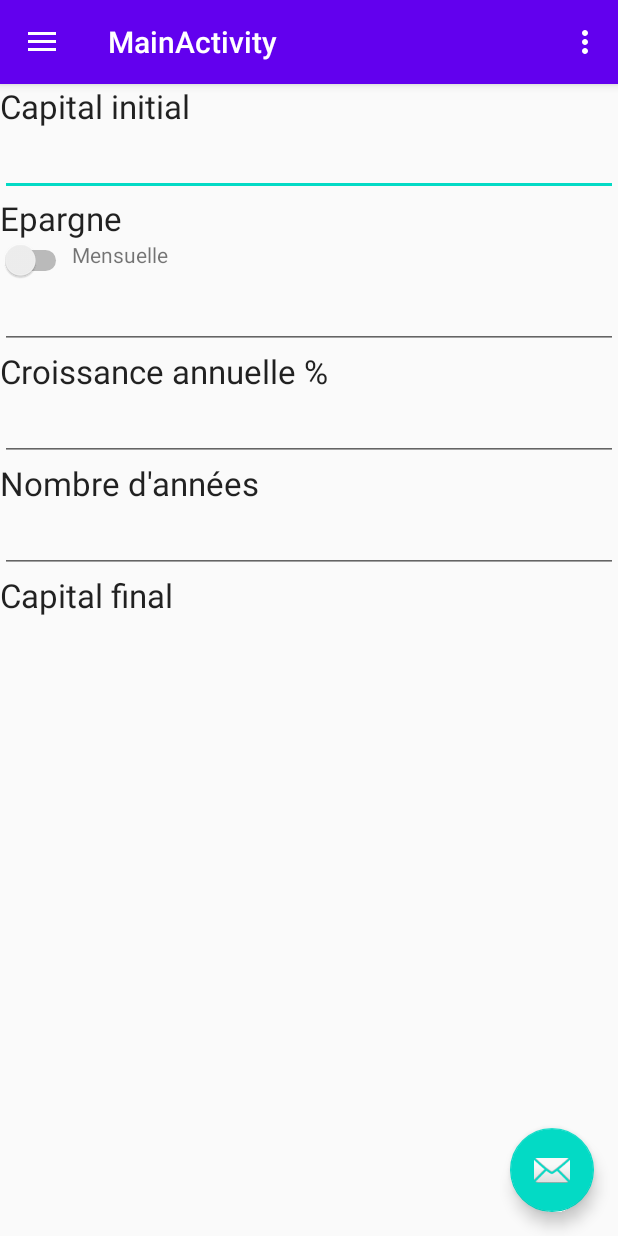
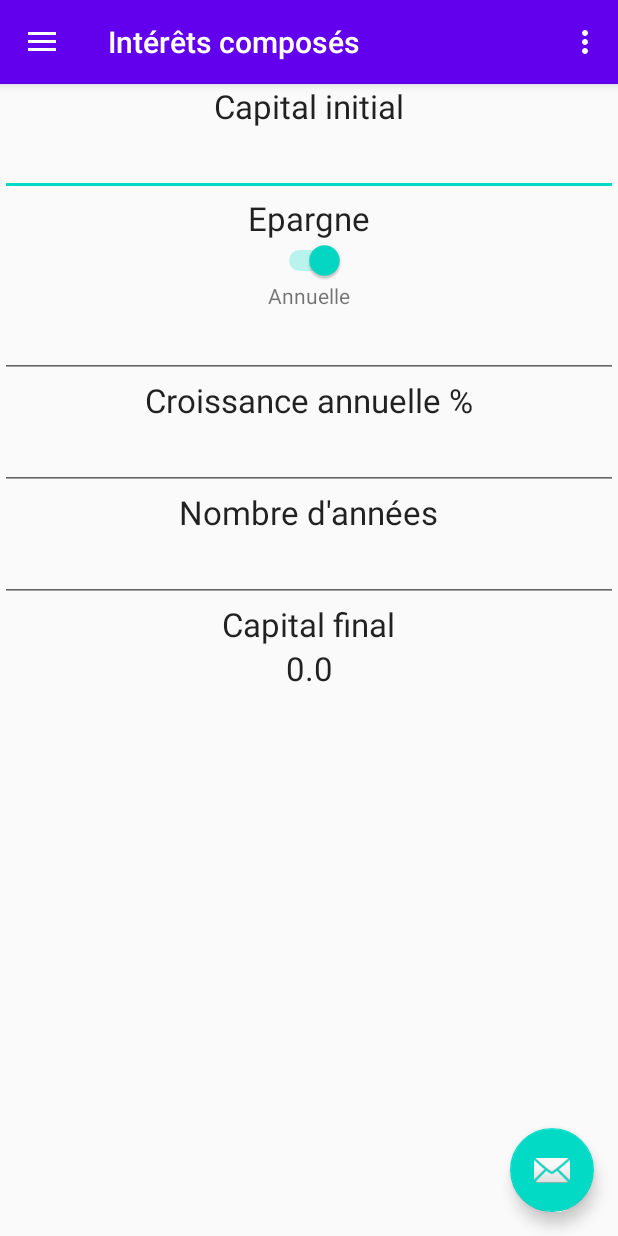
Before and after one commit to cromod/EasyInterest, an Android app: the screen it shows after launch (MainActivity), after a tap on "Intérêts composés", on a phone screen of 412 x 824 dp. Run offline under Robolectric (Android 15) with nearby library versions, the light colour scheme and no system bars; 2 other taps on this screen came first.

Commit message:
Few display improvements

```diff
--- a/app/src/main/AndroidManifest.xml
+++ b/app/src/main/AndroidManifest.xml
@@ -11,7 +11,6 @@
         android:theme="@style/AppTheme">
         <activity
             android:name=".MainActivity"
-            android:label="@string/title_activity_main"
             android:theme="@style/AppTheme.NoActionBar">
             <intent-filter>
                 <action android:name="android.intent.action.MAIN" />
--- a/app/src/main/java/fr/cromod/easyinterest/CompoundInterestFragment.kt
+++ b/app/src/main/java/fr/cromod/easyinterest/CompoundInterestFragment.kt
@@ -11,7 +11,7 @@ import android.view.ViewGroup
 import android.widget.EditText
 import androidx.fragment.app.Fragment
 import kotlinx.android.synthetic.main.compound_interest.*
-import kotlin.math.pow
+import kotlin.math.*
 
 class CompoundInterestFragment() : Fragment() {
 
@@ -19,7 +19,30 @@ class CompoundInterestFragment() : Fragment() {
 
     companion object
     {
-        fun newInstance(): CompoundInterestFragment = CompoundInterestFragment()
+        private var instance: CompoundInterestFragment? = null
+
+        fun newInstance(): CompoundInterestFragment?
+        {
+            if (instance == null) instance = CompoundInterestFragment()
+            return instance
+        }
+
+        fun calculateFinalCapital( startCapital: Float, growth: Float, nbOfYears: Int,
+                                   savings: Float, monthly: Boolean): Float
+        {
+            // some constants to initialize
+            val factor: Float = 1 + growth / 100
+            val period: Float = if(monthly) 12F else 1F
+            // compound interests on start capital
+            var result: Float = startCapital*(factor.pow(nbOfYears))
+            // compound interests on savings
+            for (i in 1..nbOfYears) {
+                result += period*savings*factor.pow(i-1)
+            }
+            // round the result to 2 decimal places
+            result = round(result*100)/100
+            return result
+        }
     }
 
     override fun onAttach(context: Context)
@@ -41,10 +64,10 @@ class CompoundInterestFragment() : Fragment() {
     {
         super.onActivityCreated(savedInstanceState)
 
-        listenTextChanged(editStartCapital)
-        listenTextChanged(editAnnualGrowth)
-        listenTextChanged(editNbOfYears)
-        listenTextChanged(editSavings)
+        listenTextChanged(edit_start_capital)
+        listenTextChanged(edit_annual_growth)
+        listenTextChanged(edit_nb_of_years)
+        listenTextChanged(edit_savings)
 
         listenFrequencyChanged()
     }
@@ -55,14 +78,7 @@ class CompoundInterestFragment() : Fragment() {
         {
             override fun onTextChanged(s: CharSequence, start: Int, before: Int, count: Int)
             {
-                val result = calculateFinalCapital(
-                    startCapital = if(editStartCapital.text.isEmpty()) 0F else editStartCapital.text.toString().toFloat(),
-                    growth = if(editAnnualGrowth.text.isEmpty()) 0F else editAnnualGrowth.text.toString().toFloat(),
-                    nbOfYears = if(editNbOfYears.text.isEmpty()) 0 else editNbOfYears.text.toString().toInt(),
-                    savings = if(editSavings.text.isEmpty()) 0F else editSavings.text.toString().toFloat(),
-                    monthly = !switchFrequency.isChecked
-                )
-                resultfinalCapital.setText(result.toString())
+                updateResult()
             }
             override fun afterTextChanged(arg0: Editable) {}
             override fun beforeTextChanged(s: CharSequence, start: Int, count: Int, after: Int) {}
@@ -71,32 +87,30 @@ class CompoundInterestFragment() : Fragment() {
 
     private fun listenFrequencyChanged()
     {
-        switchFrequency.setOnClickListener {
-            // Update result
-            val result = calculateFinalCapital(
-                startCapital = if(editStartCapital.text.isEmpty()) 0F else editStartCapital.text.toString().toFloat(),
-                growth = if(editAnnualGrowth.text.isEmpty()) 0F else editAnnualGrowth.text.toString().toFloat(),
-                nbOfYears = if(editNbOfYears.text.isEmpty()) 0 else editNbOfYears.text.toString().toInt(),
-                savings = if(editSavings.text.isEmpty()) 0F else editSavings.text.toString().toFloat(),
-                monthly = !switchFrequency.isChecked
-            )
-            resultfinalCapital.setText(result.toString())
-
-            // Update label
-            labelFrequency.setText(if(switchFrequency.isChecked) R.string.yearly else R.string.monthly)
+        switch_frequency.setOnClickListener {
+            updateResult()
+            label_frequency.setText(if(switch_frequency.isChecked) R.string.yearly else R.string.monthly)
         }
     }
 
-    fun calculateFinalCapital( startCapital: Float, growth: Float, nbOfYears: Int,
-                               savings: Float, monthly: Boolean): Float
+    private fun updateResult()
     {
-        val factor: Float = 1 + growth / 100
-        val period: Float = if(monthly) 12F else 1F
-        var result: Float = startCapital*(factor.pow(nbOfYears))
-        for (i in 1..nbOfYears) {
-            result += period*savings*factor.pow(i-1)
+        val result = calculateFinalCapital(
+            startCapital = if(edit_start_capital.text.isEmpty()) 0F else edit_start_capital.text.toString().toFloat(),
+            growth = if(edit_annual_growth.text.isEmpty()) 0F else edit_annual_growth.text.toString().toFloat(),
+            nbOfYears = if(edit_nb_of_years.text.isEmpty()) 0 else edit_nb_of_years.text.toString().toInt(),
+            savings = if(edit_savings.text.isEmpty()) 0F else edit_savings.text.toString().toFloat(),
+            monthly = !switch_frequency.isChecked
+        )
+
+        if (result.isFinite())
+        {
+            result_final_capital.setText(result.toBigDecimal().toPlainString())
         }
-        return result
+        else
+        {
+            result_final_capital.setText("")
+        }
     }
 
 }
--- a/app/src/main/java/fr/cromod/easyinterest/MainActivity.kt
+++ b/app/src/main/java/fr/cromod/easyinterest/MainActivity.kt
@@ -16,12 +16,13 @@ import kotlinx.android.synthetic.main.content_main.*
 
 class MainActivity : AppCompatActivity(), NavigationView.OnNavigationItemSelectedListener {
 
-    private fun loadFragment(fragment: Fragment?)
+    private fun loadFragment(fragment: Fragment?, title: String)
     {
         if (fragment == null) return
 
         if (!fragment.isVisible)
         {
+            setTitle(title)
             supportFragmentManager.beginTransaction().replace(fragment_to_display.id, fragment).commit()
         }
     }
@@ -29,7 +30,10 @@ class MainActivity : AppCompatActivity(), NavigationView.OnNavigationItemSelecte
     override fun onCreate(savedInstanceState: Bundle?)
     {
         super.onCreate(savedInstanceState)
+
         setContentView(R.layout.activity_main)
+        loadFragment(CompoundInterestFragment.newInstance(), getString(R.string.compound_interest))
+
         setSupportActionBar(toolbar)
 
         val fab: FloatingActionButton = findViewById(R.id.fab)
@@ -72,7 +76,7 @@ class MainActivity : AppCompatActivity(), NavigationView.OnNavigationItemSelecte
 
     override fun onNavigationItemSelected(item: MenuItem): Boolean {
         when(item.itemId){
-            R.id.compound_interest -> loadFragment(CompoundInterestFragment.newInstance())
+            R.id.compound_interest -> loadFragment(CompoundInterestFragment.newInstance(), getString(R.string.compound_interest))
         }
         drawer_layout.closeDrawer(GravityCompat.START)
         return true
--- /dev/null
+++ b/app/src/main/res/drawable/ic_attach_money_black_24dp.xml
@@ -0,0 +1,9 @@
+<vector xmlns:android="http://schemas.android.com/apk/res/android"
+    android:width="24dp"
+    android:height="24dp"
+    android:viewportWidth="24.0"
+    android:viewportHeight="24.0">
+    <path
+        android:fillColor="#FF000000"
+        android:pathData="M11.8,10.9c-2.27,-0.59 -3,-1.2 -3,-2.15 0,-1.09 1.01,-1.85 2.7,-1.85 1.78,0 2.44,0.85 2.5,2.1h2.21c-0.07,-1.72 -1.12,-3.3 -3.21,-3.81V3h-3v2.16c-1.94,0.42 -3.5,1.68 -3.5,3.61 0,2.31 1.91,3.46 4.7,4.13 2.5,0.6 3,1.48 3,2.41 0,0.69 -0.49,1.79 -2.7,1.79 -2.06,0 -2.87,-0.92 -2.98,-2.1h-2.2c0.12,2.19 1.76,3.42 3.68,3.83V21h3v-2.15c1.95,-0.37 3.5,-1.5 3.5,-3.55 0,-2.84 -2.43,-3.81 -4.7,-4.4z"/>
+</vector>
--- a/app/src/main/res/drawable/ic_menu_camera.xml
+++ /dev/null
@@ -1,12 +0,0 @@
-<vector xmlns:android="http://schemas.android.com/apk/res/android"
-    android:width="24dp"
-    android:height="24dp"
-    android:viewportWidth="24.0"
-    android:viewportHeight="24.0">
-    <path
-        android:fillColor="#FF000000"
-        android:pathData="M12,12m-3.2,0a3.2,3.2 0,1 1,6.4 0a3.2,3.2 0,1 1,-6.4 0" />
-    <path
-        android:fillColor="#FF000000"
-        android:pathData="M9,2L7.17,4H4c-1.1,0 -2,0.9 -2,2v12c0,1.1 0.9,2 2,2h16c1.1,0 2,-0.9 2,-2V6c0,-1.1 -0.9,-2 -2,-2h-3.17L15,2H9zm3,15c-2.76,0 -5,-2.24 -5,-5s2.24,-5 5,-5 5,2.24 5,5 -2.24,5 -5,5z" />
-</vector>
--- a/app/src/main/res/layout/compound_interest.xml
+++ b/app/src/main/res/layout/compound_interest.xml
@@ -8,105 +8,117 @@
     tools:context=".MainActivity">
 
     <TextView
-        android:id="@+id/labelStartCapital"
+        android:id="@+id/label_start_capital"
         android:layout_width="wrap_content"
         android:layout_height="wrap_content"
+        android:layout_centerHorizontal="true"
         android:text="@string/start_capital"
         android:textAppearance="?android:textAppearanceLarge"
         />
 
     <EditText
-        android:id="@+id/editStartCapital"
+        android:id="@+id/edit_start_capital"
         android:layout_width="match_parent"
         android:layout_height="wrap_content"
-        android:layout_below="@id/labelStartCapital"
+        android:gravity="center"
+        android:layout_below="@id/label_start_capital"
         android:text=""
         android:inputType="numberDecimal"
         />
 
     <TextView
-        android:id="@+id/labelSavings"
+        android:id="@+id/label_savings"
         android:layout_width="wrap_content"
         android:layout_height="wrap_content"
-        android:layout_below="@id/editStartCapital"
+        android:layout_centerHorizontal="true"
+        android:layout_below="@id/edit_start_capital"
         android:text="@string/savings"
         android:textAppearance="?android:textAppearanceLarge"
         />
 
     <Switch
-        android:id="@+id/switchFrequency"
+        android:id="@+id/switch_frequency"
         android:layout_width="wrap_content"
         android:layout_height="wrap_content"
-        android:layout_below="@id/labelSavings"/>
+        android:layout_centerHorizontal="true"
+        android:layout_below="@id/label_savings"/>
 
     <TextView
-        android:id="@+id/labelFrequency"
+        android:id="@+id/label_frequency"
         android:layout_width="wrap_content"
         android:layout_height="wrap_content"
-        android:layout_below="@id/labelSavings"
-        android:layout_toRightOf="@id/switchFrequency"
+        android:layout_centerHorizontal="true"
+        android:layout_below="@id/switch_frequency"
         android:text="@string/monthly"
         />
 
     <EditText
-        android:id="@+id/editSavings"
+        android:id="@+id/edit_savings"
         android:layout_width="match_parent"
         android:layout_height="wrap_content"
-        android:layout_below="@id/switchFrequency"
+        android:gravity="center"
+        android:layout_below="@id/label_frequency"
         android:text=""
         android:inputType="numberDecimal"
         />
 
     <TextView
-        android:id="@+id/labelAnnualGrowth"
+        android:id="@+id/label_annual_growth"
         android:layout_width="wrap_content"
         android:layout_height="wrap_content"
-        android:layout_below="@id/editSavings"
+        android:layout_centerHorizontal="true"
+        android:layout_below="@id/edit_savings"
         android:text="@string/annual_growth"
         android:textAppearance="?android:textAppearanceLarge"
         />
 
     <EditText
-        android:id="@+id/editAnnualGrowth"
+        android:id="@+id/edit_annual_growth"
         android:layout_width="match_parent"
         android:layout_height="wrap_content"
-        android:layout_below="@id/labelAnnualGrowth"
+        android:gravity="center"
+        android:layout_below="@id/label_annual_growth"
         android:text=""
         android:inputType="numberDecimal"
         />
 
     <TextView
-        android:id="@+id/labelNbOfYears"
+        android:id="@+id/label_nb_of_years"
         android:layout_width="wrap_content"
         android:layout_height="wrap_content"
-        android:layout_below="@id/editAnnualGrowth"
+        android:layout_centerHorizontal="true"
+        android:layout_below="@id/edit_annual_growth"
         android:text="@string/nb_of_years"
         android:textAppearance="?android:textAppearanceLarge"
         />
 
     <EditText
-        android:id="@+id/editNbOfYears"
+        android:id="@+id/edit_nb_of_years"
         android:layout_width="match_parent"
         android:layout_height="wrap_content"
-        android:layout_below="@id/labelNbOfYears"
+        android:gravity="center"
+        android:layout_below="@id/label_nb_of_years"
         android:text=""
         android:inputType="number"
         />
 
     <TextView
-        android:id="@+id/labelfinalCapital"
+        android:id="@+id/label_final_capital"
         android:layout_width="wrap_content"
         android:layout_height="wrap_content"
-        android:layout_below="@id/editNbOfYears"
+        android:layout_centerHorizontal="true"
+        android:layout_below="@id/edit_nb_of_years"
         android:text="@string/final_capital"
         android:textAppearance="?android:textAppearanceLarge"
         />
 
     <TextView
-        android:id="@+id/resultfinalCapital"
+        android:id="@+id/result_final_capital"
         android:layout_width="match_parent"
         android:layout_height="wrap_content"
-        android:layout_below="@id/labelfinalCapital"
+        android:layout_centerHorizontal="true"
+        android:gravity="center"
+        android:layout_below="@id/label_final_capital"
         android:textAppearance="?android:textAppearanceLarge"
         />
 </RelativeLayout>
--- a/app/src/main/res/menu/activity_main_drawer.xml
+++ b/app/src/main/res/menu/activity_main_drawer.xml
@@ -6,7 +6,7 @@
     <group android:checkableBehavior="single">
         <item
             android:id="@+id/compound_interest"
-            android:icon="@drawable/ic_menu_camera"
+            android:icon="@drawable/ic_attach_money_black_24dp"
             android:title="@string/compound_interest" />
     </group>
 </menu>
--- a/app/src/main/res/values/strings.xml
+++ b/app/src/main/res/values/strings.xml
@@ -7,7 +7,6 @@
     <string name="annual_growth">Croissance annuelle %</string>
     <string name="nb_of_years">Nombre d\'années</string>
     <string name="final_capital">Capital final</string>
-    <string name="title_activity_main">MainActivity</string>
     <string name="navigation_drawer_open">Open navigation drawer</string>
     <string name="navigation_drawer_close">Close navigation drawer</string>
     <string name="nav_header_desc">Navigation header</string>
```
Also changed, not shown: app/src/main/res/drawable/ic_menu_gallery.xml (deleted, +0 -9 lines), app/src/main/res/drawable/ic_menu_slideshow.xml (deleted, +0 -9 lines).
